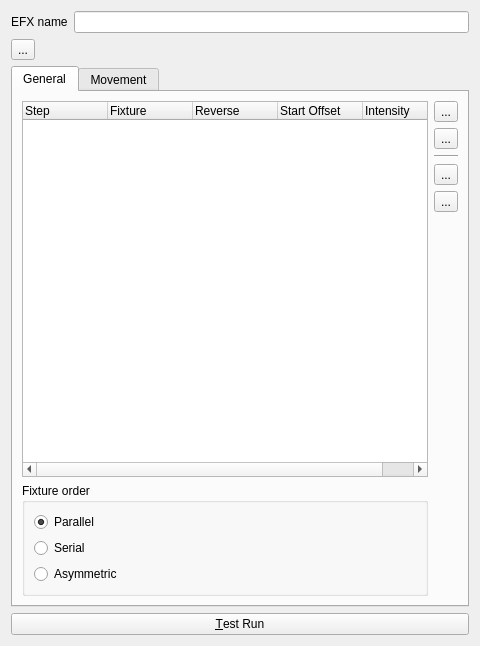
Above: ui/src/efxeditor.ui from mcallegari/qlcplus before the change. Below: the same form after it.
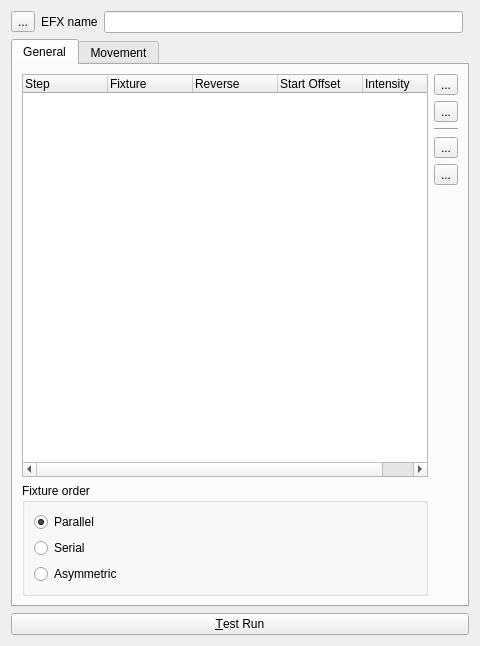
That is the form after the change. Icons and pictures are not drawn.

Commit message: Simple Desk: added channel groups tab

The edit to the form file:
```diff
--- a/ui/src/efxeditor.ui
+++ b/ui/src/efxeditor.ui
@@ -14,14 +14,20 @@
    <string>EFX Editor</string>
   </property>
   <layout class="QGridLayout" name="gridLayout_5">
-   <item row="0" column="1">
-    <widget class="QLineEdit" name="m_nameEdit">
+   <item row="4" column="0" colspan="2">
+    <widget class="QPushButton" name="m_testButton">
      <property name="toolTip">
-      <string>The name of the function being edited</string>
+      <string>See what the EFX does when it is run</string>
+     </property>
+     <property name="text">
+      <string>&amp;Test Run</string>
+     </property>
+     <property name="checkable">
+      <bool>true</bool>
      </property>
     </widget>
    </item>
-   <item row="2" column="0" colspan="2">
+   <item row="3" column="0" colspan="2">
     <widget class="QTabWidget" name="m_tab">
      <property name="toolTip">
       <string/>
@@ -632,33 +638,9 @@
      </widget>
     </widget>
    </item>
-   <item row="0" column="0">
-    <widget class="QLabel" name="m_nameLabel">
-     <property name="sizePolicy">
-      <sizepolicy hsizetype="Maximum" vsizetype="Preferred">
-       <horstretch>0</horstretch>
-       <verstretch>0</verstretch>
-      </sizepolicy>
-     </property>
-     <property name="text">
-      <string>EFX name</string>
-     </property>
-    </widget>
-   </item>
-   <item row="3" column="0" colspan="2">
-    <widget class="QPushButton" name="m_testButton">
-     <property name="toolTip">
-      <string>See what the EFX does when it is run</string>
-     </property>
-     <property name="text">
-      <string>&amp;Test Run</string>
-     </property>
-     <property name="checkable">
-      <bool>true</bool>
-     </property>
-    </widget>
-   </item>
    <item row="1" column="0">
+    <layout class="QHBoxLayout" name="horizontalLayout">
+     <item>
     <widget class="QToolButton" name="m_speedDial">
      <property name="toolTip">
       <string>Show/Hide speed dial window</string>
@@ -681,6 +663,28 @@
      </property>
     </widget>
    </item>
+     <item>
+      <widget class="QLabel" name="m_nameLabel">
+       <property name="sizePolicy">
+        <sizepolicy hsizetype="Maximum" vsizetype="Preferred">
+         <horstretch>0</horstretch>
+         <verstretch>0</verstretch>
+        </sizepolicy>
+       </property>
+       <property name="text">
+        <string>EFX name</string>
+       </property>
+      </widget>
+     </item>
+     <item>
+      <widget class="QLineEdit" name="m_nameEdit">
+       <property name="toolTip">
+        <string>The name of the function being edited</string>
+       </property>
+      </widget>
+     </item>
+    </layout>
+   </item>
   </layout>
  </widget>
  <resources>
```
Left out of the diff: 1 changed line with no effect on the pictures. Lines whose indentation alone changed are shown as unchanged. The commit also changes 4 other files.
